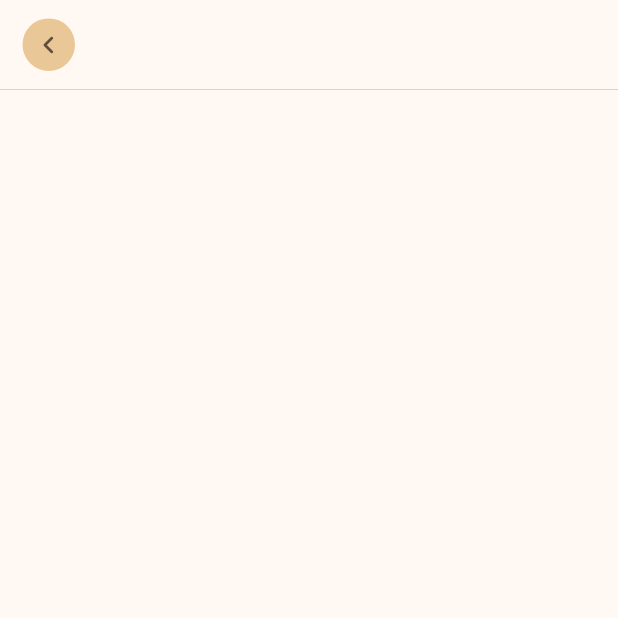
After one commit to loviza53/dine_in, a Flutter app: the screen it shows after launch, after a tap on the "shopping cart" icon, on a phone screen of 412 x 824 dp, the top half of it. The commit adds this screen. Run offline on Flutter 3.47's test engine with Material 3 defaults, Android fonts, the phone set to English and light mode, and no system bars; our stand-ins replace cloud_firestore, firebase_core, get; accounts and stored records are empty.

Commit message:
Initial Commit

```diff
--- a/lib/src/app/controllers/cart_controller.dart
+++ b/lib/src/app/controllers/cart_controller.dart
@@ -1,5 +1,5 @@
 import 'package:get/get.dart';
 
 class CartController extends GetxController {
-  List<Map<String, dynamic>> cartItems = [];
+  RxList <dynamic> cartItems = [].obs;
 }
--- /dev/null
+++ b/lib/src/app/core/cart/cart_screen.dart
@@ -0,0 +1,159 @@
+import 'package:dine_in/src/app/controllers/cart_controller.dart';
+import 'package:dine_in/src/constants/colors.dart';
+import 'package:flutter/material.dart';
+import 'package:get/get.dart';
+
+class CartScreen extends StatefulWidget {
+  const CartScreen({super.key});
+
+  @override
+  State<CartScreen> createState() => _CartScreenState();
+}
+
+class _CartScreenState extends State<CartScreen> {
+  final CartController controller = Get.find<CartController>();
+
+  @override
+  Widget build(BuildContext context) {
+    return Scaffold(
+      body: Column(
+        mainAxisAlignment: MainAxisAlignment.start,
+        crossAxisAlignment: CrossAxisAlignment.start,
+        children: [
+          SizedBox(height: MediaQuery.of(context).padding.top),
+          Container(
+            height: 60,
+            width: double.infinity,
+            padding: const EdgeInsets.symmetric(horizontal: 15),
+            decoration: BoxDecoration(
+              border: Border(
+                bottom: BorderSide(
+                  width: 0.5,
+                  color: Colors.black.withValues(alpha: 0.2),
+                ),
+              ),
+            ),
+            child: Stack(
+              alignment: Alignment.centerLeft,
+              children: [
+                InkWell(
+                  onTap: () => Get.back(),
+                  borderRadius: BorderRadius.circular(20),
+                  child: Container(
+                    height: 35,
+                    width: 35,
+                    decoration: BoxDecoration(
+                      color: accentColor,
+                      borderRadius: BorderRadius.circular(20),
+                    ),
+                    child: Icon(
+                      Icons.chevron_left_rounded,
+                      color: Colors.black.withValues(alpha: 0.6),
+                    ),
+                  ),
+                ),
+              ],
+            ),
+          ),
+          Padding(
+            padding: const EdgeInsets.all(15),
+            child: ListView.builder(
+              shrinkWrap: true,
+              padding: EdgeInsets.zero,
+              itemCount: controller.cartItems.length,
+              itemBuilder: (context, index) {
+                return Padding(
+                  padding: const EdgeInsets.only(bottom: 10),
+                  child: Row(
+                    mainAxisAlignment: MainAxisAlignment.spaceBetween,
+                    children: [
+                      Row(
+                        children: [
+                          Container(
+                            height: 50,
+                            width: 50,
+                            decoration: BoxDecoration(
+                              color: Colors.black.withValues(alpha: 0.1),
+                              borderRadius: BorderRadius.circular(25),
+                            ),
+                          ),
+                          SizedBox(width: 20),
+                          Column(
+                            crossAxisAlignment: CrossAxisAlignment.start,
+                            children: [
+                              Text(
+                                controller.cartItems[index]['Item Name'],
+                                style: TextStyle(
+                                  fontSize: 14,
+                                ),
+                              ),
+                              Text(
+                                "PKR ${controller.cartItems[index]['Total Price']}",
+                                style: TextStyle(
+                                  fontSize: 14,
+                                ),
+                              ),
+                            ],
+                          ),
+                        ],
+                      ),
+                      Container(
+                        height: 40,
+                        decoration: BoxDecoration(
+                          color: Colors.black.withValues(alpha: 0.1),
+                          borderRadius: BorderRadius.circular(20),
+                        ),
+                        child: Row(
+                          children: [
+                            SizedBox(width: 10),
+                            InkWell(
+                              onTap: () {
+                                setState(() {
+                                  if (controller.cartItems[index]['Quantity'] > 1) {
+                                    controller.cartItems[index]['Quantity']--;
+                                    controller.cartItems[index]['Total Price'] = controller.cartItems[index]['Total Price']! - int.parse(controller.cartItems[index]['Price']);
+                                  } else {
+                                    controller.cartItems.removeAt(index);
+                                  }
+                                });
+                              },
+                              borderRadius: BorderRadius.circular(20),
+                              child: const Icon(
+                                Icons.remove,
+                              ),
+                            ),
+                            SizedBox(width: 15),
+                            Text(
+                              controller.cartItems[index]['Quantity'].toString(),
+                              style: TextStyle(
+                                fontSize: 14,
+                              ),
+                            ),
+                            SizedBox(width: 15),
+                            InkWell(
+                              onTap: () {
+                                setState(() {
+                                  controller.cartItems[index]['Quantity']++;
+                                  controller.cartItems[index]['Total Price'] = controller.cartItems[index]['Total Price']! + int.parse(controller.cartItems[index]['Price']);
+                                });
+                              },
+                              borderRadius: BorderRadius.circular(20),
+                              child: const Icon(
+                                Icons.add,
+                              ),
+                            ),
+                            SizedBox(width: 10),
+                          ],
+                        ),
+                      ),
+                    ],
+                  ),
+                );
+              },
+            ),
+          ),
+        ],
+      ),
+    );
+  }
+}
--- a/lib/src/app/core/home/home_screen.dart
+++ b/lib/src/app/core/home/home_screen.dart
@@ -1,3 +1,4 @@
+import 'package:dine_in/src/app/core/cart/cart_screen.dart';
 import 'package:get/get.dart';
 import 'package:flutter/material.dart';
 import 'package:dine_in/src/constants/colors.dart';
@@ -47,11 +48,15 @@ class _HomeScreenState extends State<HomeScreen> {
                     size: 30,
                   ),
                 ),
-                const Positioned(
+                Positioned(
                   right: 0,
-                  child: Icon(
-                    Icons.shopping_cart_outlined,
-                    size: 30,
+                  child: InkWell(
+                    onTap: () => Get.to(() => const CartScreen()),
+                    borderRadius: BorderRadius.circular(20),
+                    child: Icon(
+                      Icons.shopping_cart_outlined,
+                      size: 30,
+                    ),
                   ),
                 ),
               ],
--- a/lib/src/app/core/item_detail/item_detail.dart
+++ b/lib/src/app/core/item_detail/item_detail.dart
@@ -327,7 +327,7 @@ class _ItemDetailState extends State<ItemDetail> {
                   "Quantity": quantity,
                   "Item Name": widget.itemName,
                   "Price": widget.price,
-                  "Total Price": totalPrice.toString(),
+                  "Total Price": totalPrice,
                 });
                 Get.back();
               },
```
